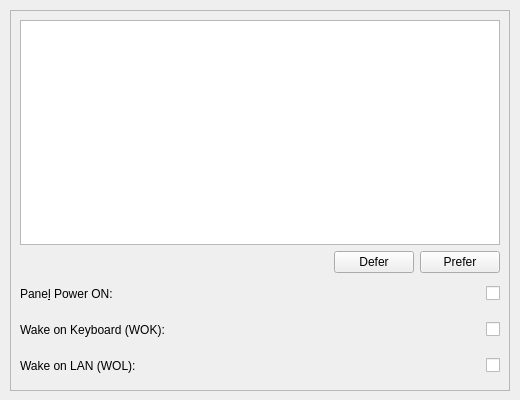
jfmcarreira/ktoshiba, file kcm/bootsettings.ui: the form before one commit.
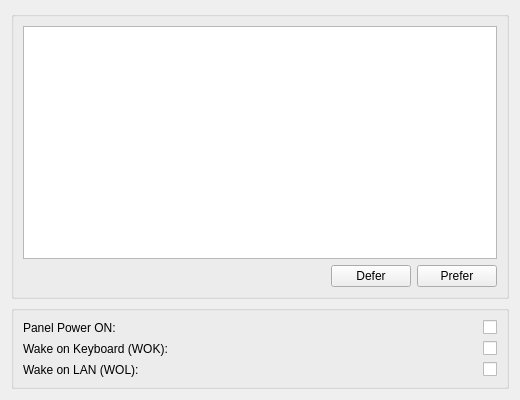
The form after the commit.

What changed in the file:
```diff
--- a/kcm/bootsettings.ui
+++ b/kcm/bootsettings.ui
@@ -14,26 +14,18 @@
   <property name="windowTitle">
    <string>Boot Settings</string>
   </property>
-  <widget class="QWidget" name="verticalLayoutWidget">
-   <property name="geometry">
-    <rect>
-     <x>10</x>
-     <y>10</y>
-     <width>500</width>
-     <height>381</height>
-    </rect>
-   </property>
    <layout class="QVBoxLayout" name="verticalLayout">
     <item>
-     <widget class="QFrame" name="frame">
-      <property name="frameShape">
-       <enum>QFrame::StyledPanel</enum>
-      </property>
-      <property name="frameShadow">
-       <enum>QFrame::Raised</enum>
-      </property>
-      <layout class="QGridLayout" name="gridLayout">
-       <item row="0" column="0" colspan="3">
+    <widget class="QGroupBox" name="bootorderGroupBox">
+     <property name="flat">
+      <bool>true</bool>
+     </property>
+     <property name="checkable">
+      <bool>false</bool>
+     </property>
+     <property name="checked">
+      <bool>false</bool>
+     </property>
         <layout class="QVBoxLayout" name="bootOrderLayout">
          <item>
           <widget class="QTreeView" name="deviceList">
@@ -54,14 +46,20 @@
              </property>
              <property name="sizeHint" stdset="0">
               <size>
-               <width>40</width>
-               <height>20</height>
+            <width>100</width>
+            <height>0</height>
               </size>
              </property>
             </spacer>
            </item>
            <item>
             <widget class="QPushButton" name="deferButton">
+          <property name="sizePolicy">
+           <sizepolicy hsizetype="Fixed" vsizetype="Fixed">
+            <horstretch>0</horstretch>
+            <verstretch>0</verstretch>
+           </sizepolicy>
+          </property>
              <property name="text">
               <string>Defer</string>
              </property>
@@ -69,6 +67,12 @@
            </item>
            <item>
             <widget class="QPushButton" name="preferButton">
+          <property name="sizePolicy">
+           <sizepolicy hsizetype="Fixed" vsizetype="Fixed">
+            <horstretch>0</horstretch>
+            <verstretch>0</verstretch>
+           </sizepolicy>
+          </property>
              <property name="text">
               <string>Prefer</string>
              </property>
@@ -77,37 +81,54 @@
           </layout>
          </item>
         </layout>
-       </item>
-       <item row="1" column="0">
-        <widget class="QLabel" name="panel_power_label">
-         <property name="minimumSize">
-          <size>
-           <width>200</width>
-           <height>30</height>
-          </size>
-         </property>
+    </widget>
+   </item>
+   <item>
+    <widget class="QGroupBox" name="groupBox">
+     <property name="flat">
+      <bool>true</bool>
+     </property>
+     <property name="checkable">
+      <bool>false</bool>
+     </property>
+     <property name="checked">
+      <bool>false</bool>
+     </property>
+     <layout class="QGridLayout" name="gridLayout">
+      <item row="2" column="0">
+       <widget class="QLabel" name="wol_label">
          <property name="text">
-          <string>Pane&amp;l Power ON:</string>
-         </property>
-         <property name="buddy">
-          <cstring>panel_power_checkbox</cstring>
-         </property>
-        </widget>
-       </item>
-       <item row="1" column="1">
+         <string>Wake on LAN (WOL):</string>
+        </property>
+       </widget>
+      </item>
+      <item row="2" column="2" alignment="Qt::AlignRight">
+       <widget class="QCheckBox" name="wol_checkbox">
+        <property name="toolTip">
+         <string>Turns ON or awakens the laptop by a network message.</string>
+        </property>
+        <property name="whatsThis">
+         <string>Turns ON or awakens the laptop by a network message.</string>
+        </property>
+        <property name="text">
+         <string/>
+        </property>
+       </widget>
+      </item>
+      <item row="0" column="1">
         <spacer name="panel_power_spacer">
          <property name="orientation">
           <enum>Qt::Horizontal</enum>
          </property>
          <property name="sizeHint" stdset="0">
           <size>
-           <width>300</width>
-           <height>30</height>
+          <width>0</width>
+          <height>0</height>
           </size>
          </property>
         </spacer>
        </item>
-       <item row="1" column="2">
+      <item row="0" column="2" alignment="Qt::AlignRight">
         <widget class="QCheckBox" name="panel_power_checkbox">
          <property name="toolTip">
           <string>Turns ON the laptop whenever you open the LID.</string>
@@ -120,14 +141,28 @@
          </property>
         </widget>
        </item>
-       <item row="2" column="0">
+      <item row="0" column="0">
+       <widget class="QLabel" name="panel_power_label">
+        <property name="text">
+         <string>Panel Power ON:</string>
+        </property>
+       </widget>
+      </item>
+      <item row="1" column="1">
+       <spacer name="wok_spacer">
+        <property name="orientation">
+         <enum>Qt::Horizontal</enum>
+        </property>
+        <property name="sizeHint" stdset="0">
+         <size>
+          <width>0</width>
+          <height>0</height>
+         </size>
+        </property>
+       </spacer>
+      </item>
+      <item row="1" column="0">
         <widget class="QLabel" name="wok_label">
-         <property name="minimumSize">
-          <size>
-           <width>200</width>
-           <height>30</height>
-          </size>
-         </property>
          <property name="text">
           <string>Wake on Keyboard (WOK):</string>
          </property>
@@ -137,62 +172,20 @@
         </widget>
        </item>
        <item row="2" column="1">
-        <spacer name="wok_spacer">
-         <property name="orientation">
-          <enum>Qt::Horizontal</enum>
-         </property>
-         <property name="sizeHint" stdset="0">
-          <size>
-           <width>300</width>
-           <height>30</height>
-          </size>
-         </property>
-        </spacer>
-       </item>
-       <item row="2" column="2">
-        <widget class="QCheckBox" name="wok_checkbox">
-         <property name="toolTip">
-          <string>Awakens the laptop whenever you press the keyboard, when the computer is asleep.</string>
-         </property>
-         <property name="whatsThis">
-          <string>Awakens the laptop whenever you press the keyboard, when the computer is asleep.</string>
-         </property>
-         <property name="text">
-          <string/>
-         </property>
-        </widget>
-       </item>
-       <item row="3" column="0">
-        <widget class="QLabel" name="wol_label">
-         <property name="minimumSize">
-          <size>
-           <width>200</width>
-           <height>30</height>
-          </size>
-         </property>
-         <property name="text">
-          <string>Wake on LAN (WOL):</string>
-         </property>
-         <property name="buddy">
-          <cstring>wol_checkbox</cstring>
-         </property>
-        </widget>
-       </item>
-       <item row="3" column="1">
         <spacer name="wol_spacer">
          <property name="orientation">
           <enum>Qt::Horizontal</enum>
          </property>
          <property name="sizeHint" stdset="0">
           <size>
-           <width>300</width>
-           <height>30</height>
+          <width>0</width>
+          <height>0</height>
           </size>
          </property>
         </spacer>
        </item>
-       <item row="3" column="2">
-        <widget class="QCheckBox" name="wol_checkbox">
+      <item row="1" column="2" alignment="Qt::AlignRight">
+       <widget class="QCheckBox" name="wok_checkbox">
          <property name="toolTip">
           <string>Turns ON or awakens the laptop by a network message.</string>
          </property>
@@ -208,7 +201,6 @@
      </widget>
     </item>
    </layout>
-  </widget>
  </widget>
  <resources/>
  <connections/>
```
Left out of the diff: 7 changed lines with no effect on the pictures. Lines whose indentation alone changed are shown as unchanged.
